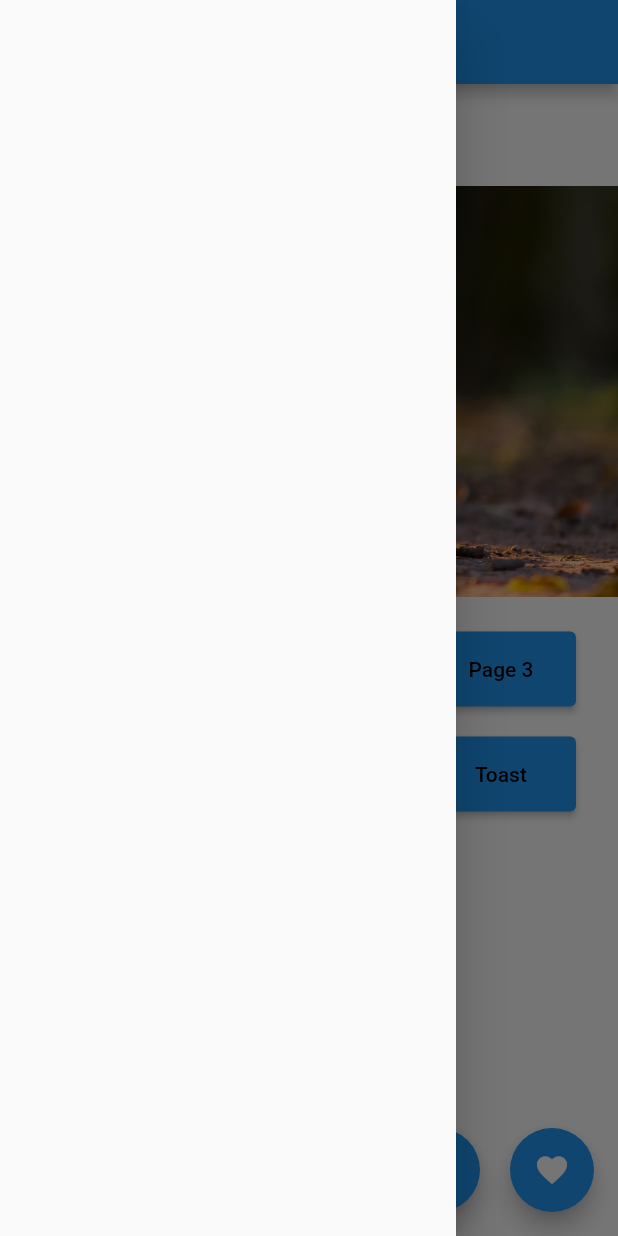
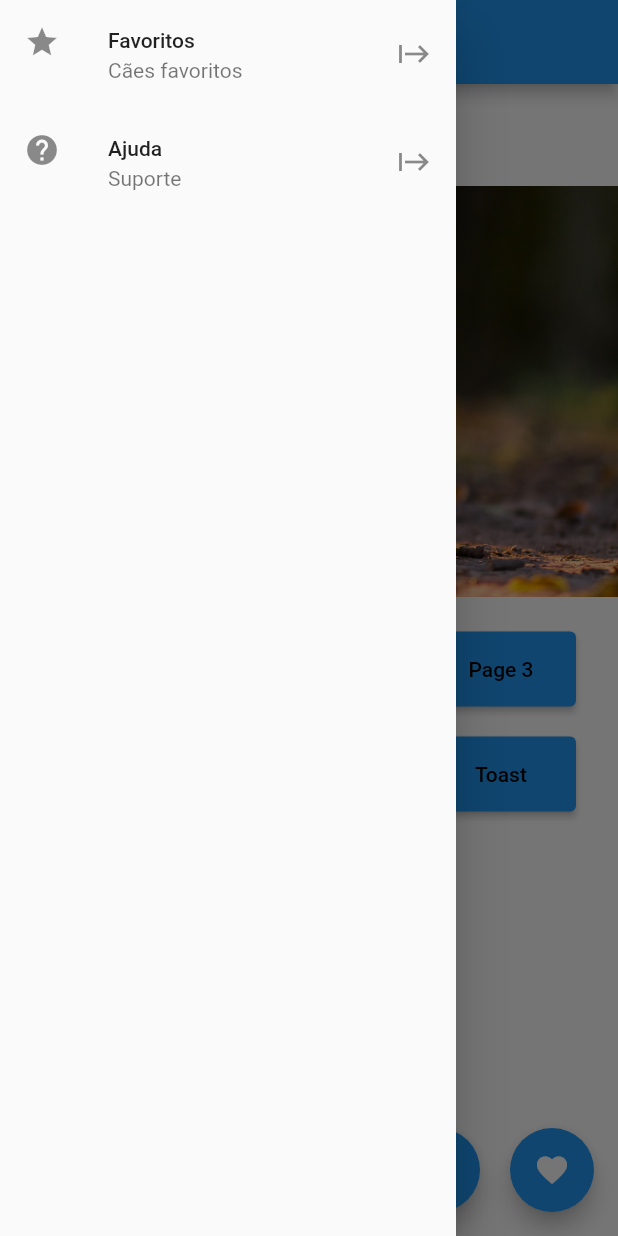
Before and after one commit to Maxel-Uds/Curso-Flutter-Essencial, a Flutter app: the screen it shows after launch, with the side drawer open, on a phone screen of 412 x 824 dp. Run offline on Flutter 3.47's test engine with Material 2 defaults, Android fonts, the phone set to English and light mode, and no system bars; our stand-ins replace fluttertoast.

Commit message:
ListTile dentro de Drawer

```diff
--- a/basic_flutter_and_widgets/lib/pages/home_page.dart
+++ b/basic_flutter_and_widgets/lib/pages/home_page.dart
@@ -2,6 +2,7 @@ import 'package:basic_flutter_and_widgets/pages/hello_listview.dart';
 import 'package:basic_flutter_and_widgets/pages/hello_page2.dart';
 import 'package:basic_flutter_and_widgets/pages/hello_page3.dart';
 import 'package:basic_flutter_and_widgets/widgets/blue_button.dart';
+import 'package:basic_flutter_and_widgets/widgets/drawer_list.dart';
 import 'package:fluttertoast/fluttertoast.dart';
 import 'package:flutter/material.dart';
 import 'dart:ui';
@@ -36,7 +37,7 @@ class HomePage extends StatelessWidget {
           ),
         ],
       ),
-      drawer: const Drawer(),
+      drawer: const DrawerList(),
     );
   }
 
--- /dev/null
+++ b/basic_flutter_and_widgets/lib/widgets/drawer_list.dart
@@ -0,0 +1,35 @@
+import 'package:flutter/material.dart';
+
+class DrawerList extends StatelessWidget {
+  const DrawerList({super.key});
+
+  @override
+  Widget build(BuildContext context) {
+    return Drawer(
+      child: ListView(
+        children: [
+          ListTile(
+            leading: const Icon(Icons.star),
+            title: const Text("Favoritos"),
+            subtitle: const Text("Cães favoritos"),
+            trailing: const Icon(Icons.start),
+            onTap: () {
+              print("Item 1");
+              Navigator.pop(context);
+            },
+          ),
+          ListTile(
+            leading: const Icon(Icons.help),
+            title: const Text("Ajuda"),
+            subtitle: const Text("Suporte"),
+            trailing: const Icon(Icons.start),
+            onTap: () {
+              print("Ajuda");
+              Navigator.pop(context);
+            },
+          )
+        ],
+      ),
+    );
+  }
+}
```
